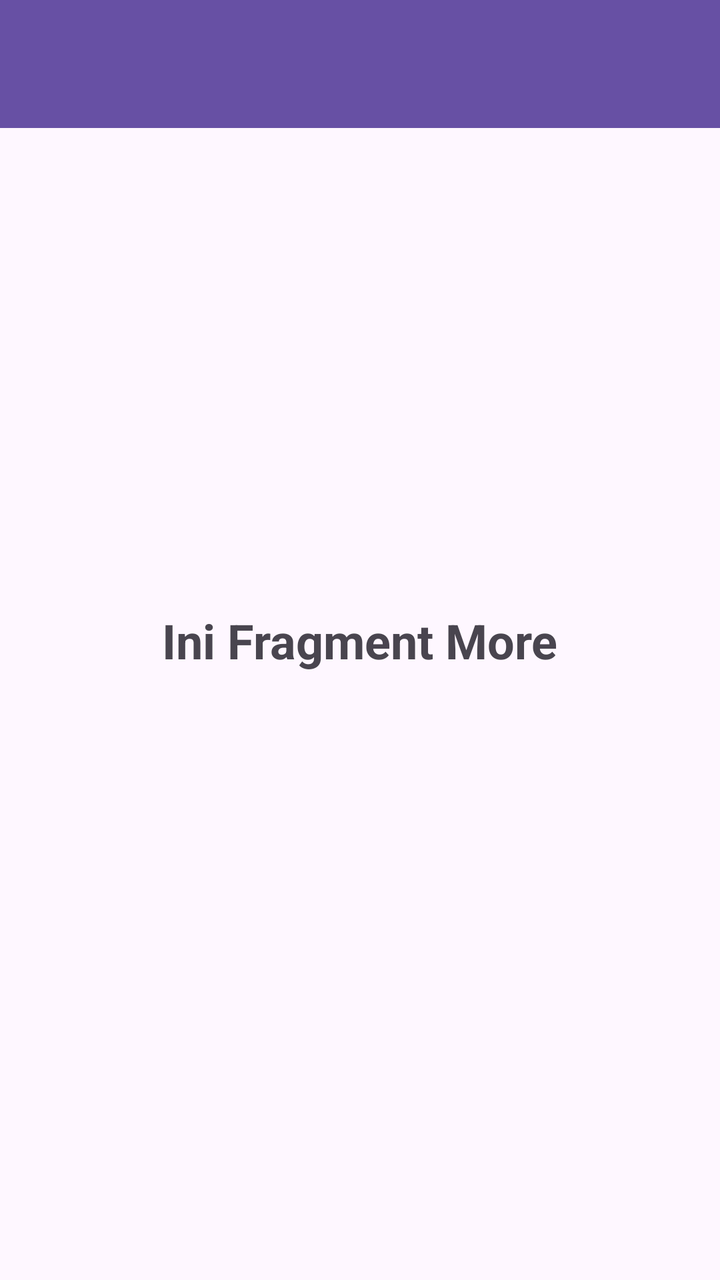
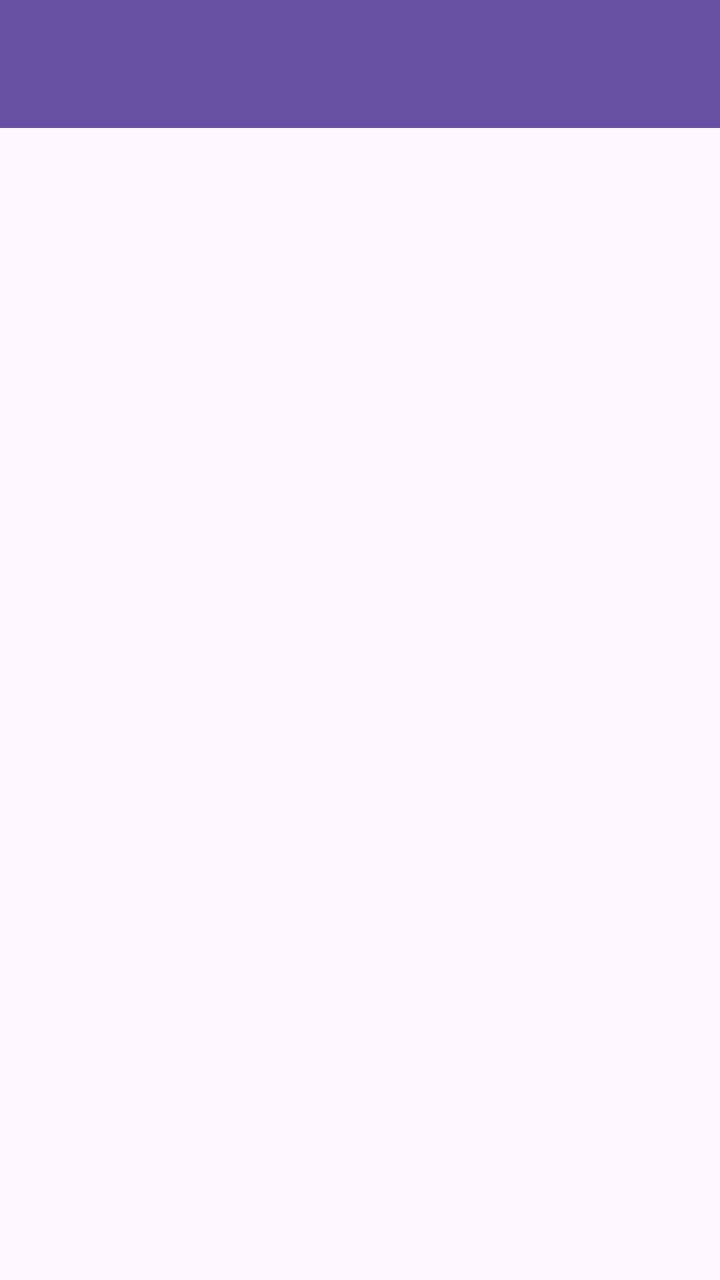

Two renders of the same Android screen: before a commit and after it. Below are the layout's source before the change and the commit's diff.
<!-- AndroidManifest.xml: application theme Theme.DonApps -->
<!-- res/layout/fragment_more.xml -->
<?xml version="1.0" encoding="utf-8"?>
<androidx.constraintlayout.widget.ConstraintLayout xmlns:android="http://schemas.android.com/apk/res/android"
    xmlns:app="http://schemas.android.com/apk/res-auto"
    xmlns:tools="http://schemas.android.com/tools"
    android:layout_width="match_parent"
    android:layout_height="match_parent"
    tools:context=".more.MoreFragment">

    <androidx.appcompat.widget.Toolbar
        android:id="@+id/toolbar"
        android:layout_width="match_parent"
        android:layout_height="?attr/actionBarSize"
        android:background="?attr/colorPrimary"
        app:titleTextColor="@android:color/white"
        app:layout_constraintEnd_toEndOf="parent"
        app:layout_constraintStart_toStartOf="parent"
        app:layout_constraintTop_toTopOf="parent" />

    <TextView
        android:layout_width="wrap_content"
        android:layout_height="wrap_content"
        android:text="Ini Fragment More"
        android:textSize="24sp"
        android:textStyle="bold"
        app:layout_constraintBottom_toBottomOf="parent"
        app:layout_constraintEnd_toEndOf="parent"
        app:layout_constraintStart_toStartOf="parent"
        app:layout_constraintTop_toTopOf="parent" />

</androidx.constraintlayout.widget.ConstraintLayout>
<!-- resources referenced by this layout -->
<resources>
  <style name="Theme.DonApps" parent="Base.Theme.DonApps" />
  <style name="Base.Theme.DonApps" parent="Theme.Material3.DayNight.NoActionBar" />
</resources>

<!-- the commit's change to res/layout/fragment_more.xml (unified diff, before → after) -->
@@ -1,30 +1,32 @@
 <?xml version="1.0" encoding="utf-8"?>
-<androidx.constraintlayout.widget.ConstraintLayout xmlns:android="http://schemas.android.com/apk/res/android"
+<androidx.coordinatorlayout.widget.CoordinatorLayout
+    xmlns:android="http://schemas.android.com/apk/res/android"
     xmlns:app="http://schemas.android.com/apk/res-auto"
     xmlns:tools="http://schemas.android.com/tools"
     android:layout_width="match_parent"
     android:layout_height="match_parent"
     tools:context=".more.MoreFragment">
 
-    <androidx.appcompat.widget.Toolbar
-        android:id="@+id/toolbar"
+    <com.google.android.material.appbar.AppBarLayout
+        android:id="@+id/appBarLayout"
         android:layout_width="match_parent"
-        android:layout_height="?attr/actionBarSize"
-        android:background="?attr/colorPrimary"
-        app:titleTextColor="@android:color/white"
-        app:layout_constraintEnd_toEndOf="parent"
-        app:layout_constraintStart_toStartOf="parent"
-        app:layout_constraintTop_toTopOf="parent" />
+        android:layout_height="wrap_content"
+        android:theme="@style/ThemeOverlay.AppCompat.Dark.ActionBar">
 
-    <TextView
-        android:layout_width="wrap_content"
-        android:layout_height="wrap_content"
-        android:text="Ini Fragment More"
-        android:textSize="24sp"
-        android:textStyle="bold"
-        app:layout_constraintBottom_toBottomOf="parent"
-        app:layout_constraintEnd_toEndOf="parent"
-        app:layout_constraintStart_toStartOf="parent"
-        app:layout_constraintTop_toTopOf="parent" />
+        <androidx.appcompat.widget.Toolbar
+            android:id="@+id/toolbar"
+            android:layout_width="match_parent"
+            android:layout_height="?attr/actionBarSize"
+            android:background="?attr/colorPrimary"
+            app:layout_scrollFlags="scroll|enterAlways"
+            app:titleTextColor="@android:color/white" />
 
-</androidx.constraintlayout.widget.ConstraintLayout>
+    </com.google.android.material.appbar.AppBarLayout>
+
+    <ListView
+        android:id="@+id/listViewItems"
+        android:layout_width="match_parent"
+        android:layout_height="match_parent"
+        app:layout_behavior="@string/appbar_scrolling_view_behavior" />
+
+</androidx.coordinatorlayout.widget.CoordinatorLayout>
